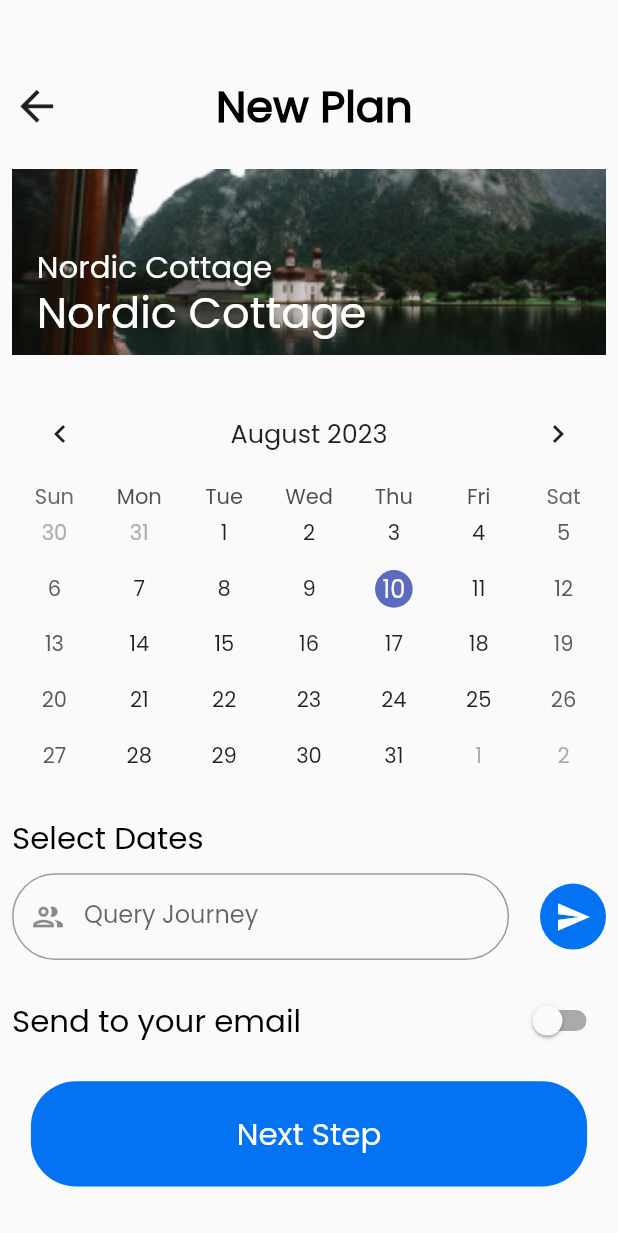
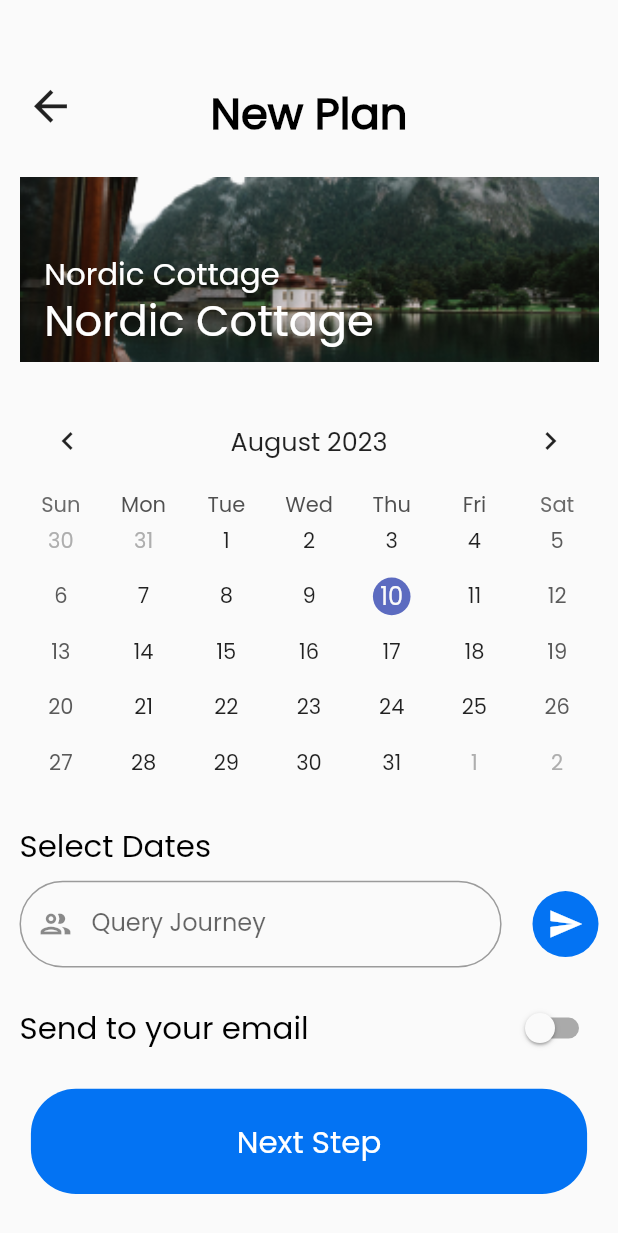
Before and after one commit to MuhammadJawad98/traveling-app-flutter, a Flutter app: the NewPlan screen opened directly, on a phone screen of 412 x 824 dp. Shown: the top 1233 px of the screen. Run offline on Flutter 3.47's test engine with Material 2 defaults, Android fonts, the phone set to English and light mode, and no system bars; drawn by our look-alikes of table_calendar; our stand-ins replace flutter_rating_bar, google_fonts.

Commit message:
update header

```diff
--- a/lib/main.dart
+++ b/lib/main.dart
@@ -21,6 +21,6 @@ void main(List<String> args) {
       child: MaterialApp(
         debugShowCheckedModeBanner: false,
         theme: ThemeData(fontFamily: 'Poppins'),
-        home: SafeArea(child: SplashScreen()),
+        home: SafeArea(child: NewPlan()),
       )));
 }
--- a/lib/views/onboarding_page/newplan_page.dart
+++ b/lib/views/onboarding_page/newplan_page.dart
@@ -30,24 +30,17 @@ class _NewPlanState extends State<NewPlan> {
     final width = GetScreenSize.getScreenWidth(context);
     return Scaffold(
         body: Padding(
-      padding: const EdgeInsets.all(8.0),
+      padding: const EdgeInsets.all(13.0),
       child: SingleChildScrollView(
-        child: Column(
+        child: Stack(children: [
+          Column(
             crossAxisAlignment: CrossAxisAlignment.start,
             children: [
               SizedBox(
                 height: width * 0.1,
               ),
-            Row(
-              children: [
-                Icon(
-                  Icons.arrow_back_sharp,
-                  size: width * 0.08,
-                ),
-                SizedBox(
-                  width: width * 0.25,
-                ),
-                Text(
+              Center(
+                child: Text(
                   "New Plan",
                   style: TextStyle(
                       fontFamily: 'Poppins',
@@ -55,8 +48,10 @@ class _NewPlanState extends State<NewPlan> {
                       fontStyle: FontStyle.normal,
                       color: Colors.black,
                       fontSize: width * 0.07),
-                )
-              ],
+                ),
+              ),
+              SizedBox(
+                width: width * 0.1,
               ),
               SizedBox(height: width * 0.05),
               Center(
@@ -133,7 +128,6 @@ class _NewPlanState extends State<NewPlan> {
                   ),
                   SizedBox(width: width * 0.05),
                   CustomRonudedButton(
-                  width: width * 0.4,
                     onTap: () {},
                     icon: Icons.send,
                   )
@@ -181,13 +175,21 @@ class _NewPlanState extends State<NewPlan> {
               )
             ],
           ),
+          Positioned(
+            top: width * 0.1,
+            left: width * 0.01,
+            child: Icon(
+              Icons.arrow_back_sharp,
+              size: width * 0.08,
+            ),
+          )
+        ]),
       ),
     ));
   }
 
   Widget content(context) {
     //Text("Selected Day = " + today.toString().split(" ")[0]),
-
     return SizedBox(
       child: TableCalendar(
         locale: 'en_US',
--- a/lib/widgets/custom_rounded_button.dart
+++ b/lib/widgets/custom_rounded_button.dart
@@ -26,7 +26,7 @@ class CustomRonudedButton extends StatelessWidget {
           borderRadius: BorderRadius.circular(30),
           onTap: onTap,
           child: Padding(
-            padding: EdgeInsets.all(10.0),
+            padding: const EdgeInsets.all(10.0),
             child: Icon(
               icon,
               color: Colors.white,
```
Lines whose indentation alone changed are shown as unchanged.
